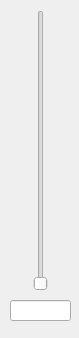
The window that rqt_vortex_depth/resource/MyPlugin.ui (vortexntnu/rov-gui) describes before a commit, drawn with Qt 5.
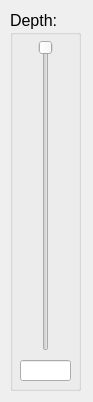
The same window after the commit.

Commit message: Update scaling of depth bar

```diff
--- a/rqt_vortex_depth/resource/MyPlugin.ui
+++ b/rqt_vortex_depth/resource/MyPlugin.ui
@@ -6,40 +6,78 @@
    <rect>
     <x>0</x>
     <y>0</y>
-    <width>79</width>
-    <height>338</height>
+    <width>93</width>
+    <height>402</height>
    </rect>
   </property>
   <property name="windowTitle">
    <string>Vortex Depth</string>
   </property>
-  <widget class="QSlider" name="verticalSliderDepth">
+  <widget class="QGroupBox" name="groupBox">
    <property name="geometry">
     <rect>
      <x>10</x>
      <y>10</y>
-     <width>61</width>
-     <height>281</height>
+     <width>71</width>
+     <height>381</height>
     </rect>
+   </property>
+   <property name="font">
+    <font>
+     <pointsize>12</pointsize>
+    </font>
+   </property>
+   <property name="title">
+    <string>Depth:</string>
+   </property>
+   <widget class="QSlider" name="verticalSliderDepth">
+    <property name="geometry">
+     <rect>
+      <x>10</x>
+      <y>30</y>
+      <width>51</width>
+      <height>311</height>
+     </rect>
+    </property>
+    <property name="maximumSize">
+     <size>
+      <width>16777215</width>
+      <height>16777215</height>
+     </size>
+    </property>
+    <property name="font">
+     <font>
+      <pointsize>10</pointsize>
+     </font>
+    </property>
+    <property name="maximum">
+     <number>70</number>
    </property>
    <property name="orientation">
     <enum>Qt::Vertical</enum>
    </property>
+    <property name="invertedAppearance">
+     <bool>true</bool>
+    </property>
   </widget>
   <widget class="QLineEdit" name="lineEditDepth">
    <property name="geometry">
     <rect>
      <x>10</x>
-     <y>300</y>
-     <width>61</width>
+      <y>350</y>
+      <width>51</width>
      <height>21</height>
     </rect>
    </property>
    <property name="font">
     <font>
-     <pointsize>12</pointsize>
-    </font>
-   </property>
+      <pointsize>10</pointsize>
+     </font>
+    </property>
+    <property name="alignment">
+     <set>Qt::AlignCenter</set>
+    </property>
+   </widget>
   </widget>
  </widget>
  <resources/>
```
Lines whose indentation alone changed are shown as unchanged. The commit also changes 1 other file.
